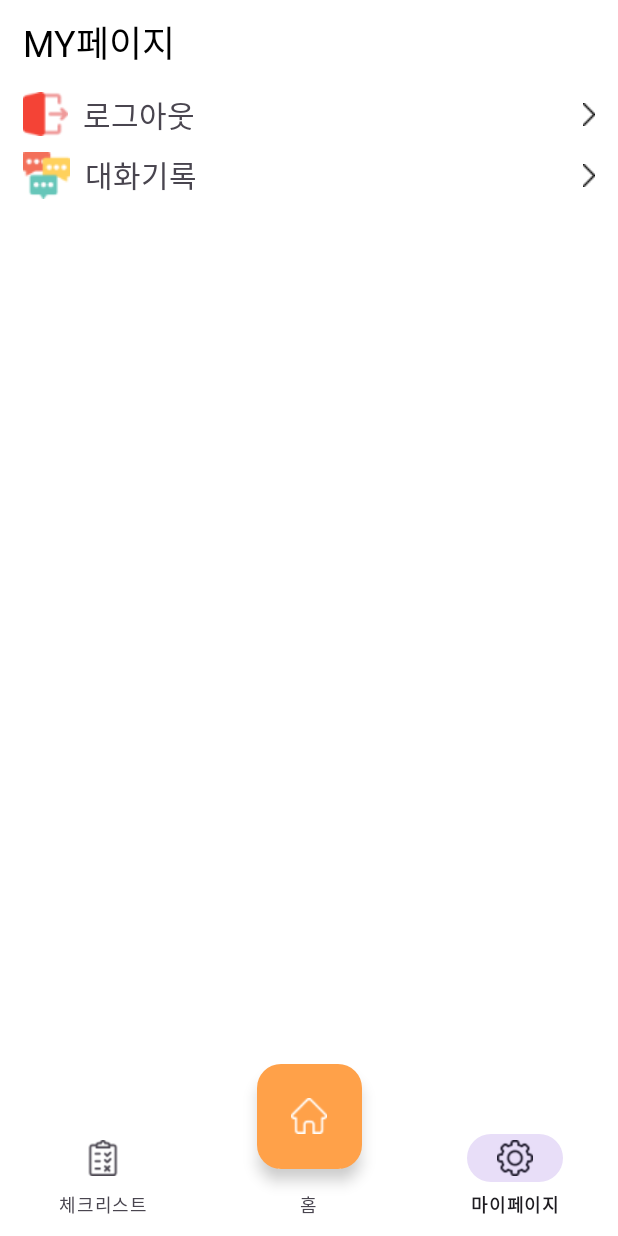
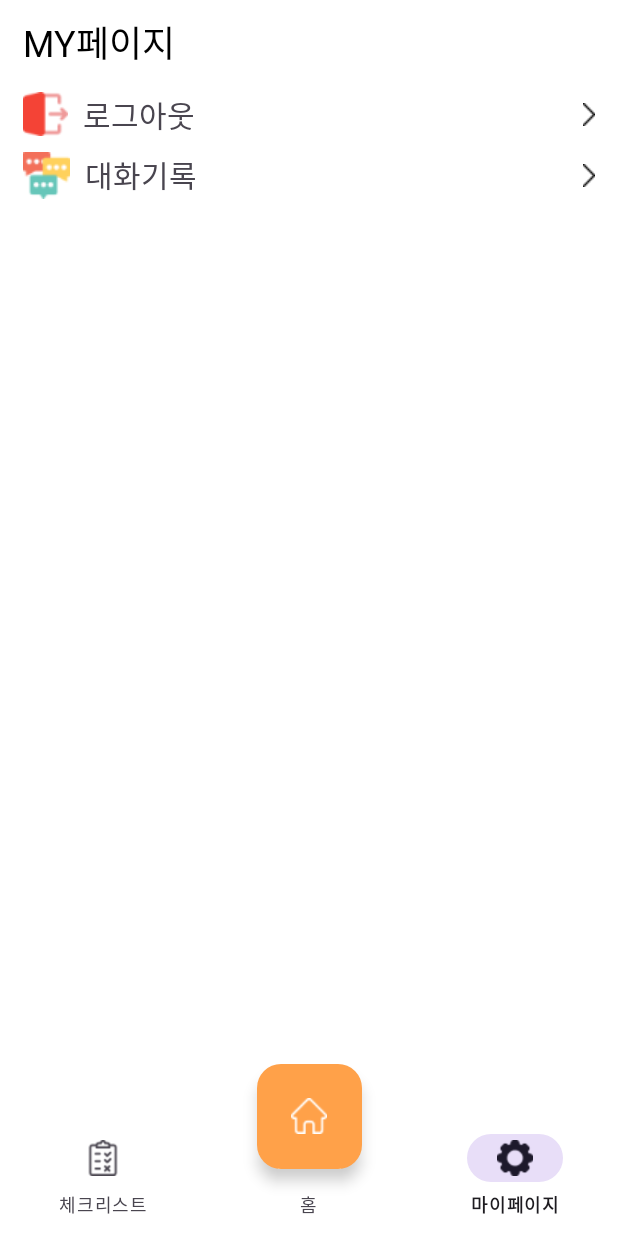
Before and after one commit to ringringring-capstone/ringringring_android, an Android app: the MainActivity screen opened directly, with no data from a screen before it, item 3 of the bottom bar chosen, on a phone screen of 412 x 824 dp. Run offline under Robolectric (Android 15) with nearby library versions, the phone set to English and light mode, and no system bars; our stand-ins replace Dagger/Hilt's generated code, Room's generated code, data binding, navigation-ui; libraries missing offline, so code that uses them is left out: com.github.mikephil.charting; 31 statements that could not run were skipped.

Commit message:
fix : check 잘못 작성한 부분 수정

```diff
--- a/app/src/main/res/drawable/selector_menu_checklist.xml
+++ b/app/src/main/res/drawable/selector_menu_checklist.xml
@@ -1,6 +1,6 @@
 <?xml version="1.0" encoding="utf-8"?>
 <selector xmlns:android="http://schemas.android.com/apk/res/android">
-    <item android:state_checkable="false" android:drawable="@drawable/ic_checklist"/>
-    <item android:state_checkable="true" android:drawable="@drawable/ic_checklist_onclick"/>
+    <item android:state_checked="false" android:drawable="@drawable/ic_checklist"/>
+    <item android:state_checked="true" android:drawable="@drawable/ic_checklist_onclick"/>
 
 </selector>
--- a/app/src/main/res/drawable/selector_menu_home.xml
+++ b/app/src/main/res/drawable/selector_menu_home.xml
@@ -1,6 +1,6 @@
 <?xml version="1.0" encoding="utf-8"?>
 <selector xmlns:android="http://schemas.android.com/apk/res/android">
-    <item android:state_checkable="false" android:drawable="@drawable/ic_home"/>
-    <item android:state_checkable="true" android:drawable="@drawable/ic_home_onclick"/>
+    <item android:state_checked="false" android:drawable="@drawable/ic_home"/>
+    <item android:state_checked="true" android:drawable="@drawable/ic_home_onclick"/>
 
 </selector>
--- a/app/src/main/res/drawable/selector_menu_settings.xml
+++ b/app/src/main/res/drawable/selector_menu_settings.xml
@@ -1,5 +1,5 @@
 <?xml version="1.0" encoding="utf-8"?>
 <selector xmlns:android="http://schemas.android.com/apk/res/android">
-    <item android:state_checkable="false" android:drawable="@drawable/ic_settings"/>
-    <item android:state_checkable="true" android:drawable="@drawable/ic_settings_onclick"/>
+    <item android:state_checked="false" android:drawable="@drawable/ic_settings"/>
+    <item android:state_checked="true" android:drawable="@drawable/ic_settings_onclick"/>
 </selector>
```
